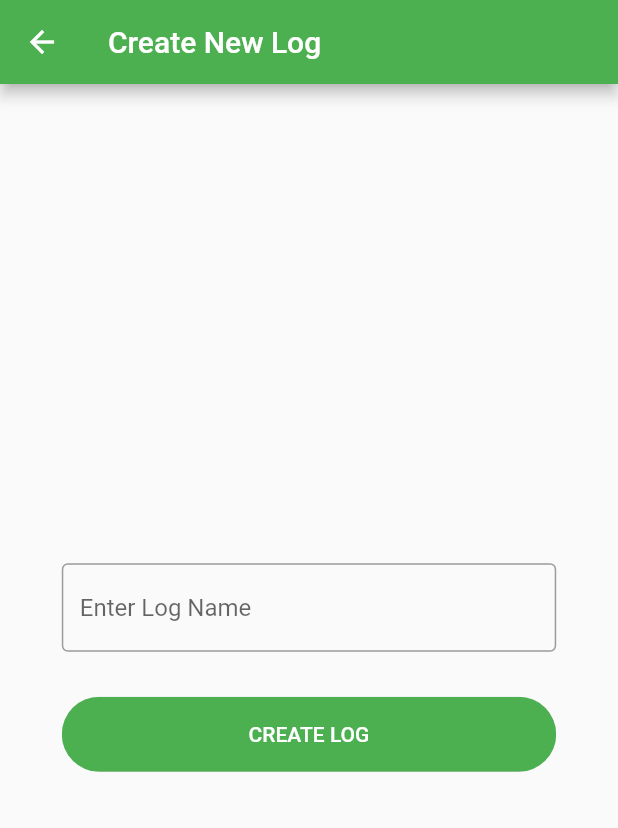
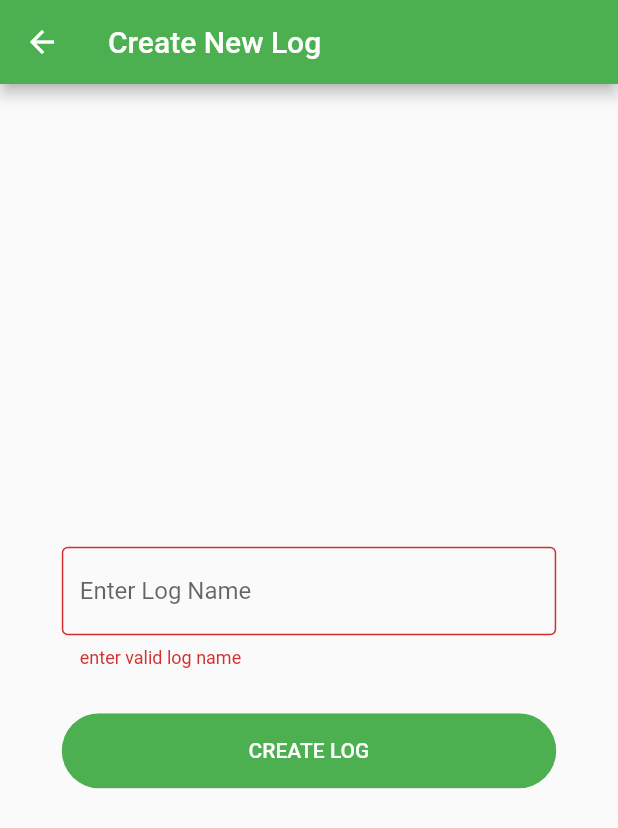
Before and after one commit to OwinoMumbo/Harvest-try, a Flutter app: the createL screen opened directly, after a tap on "CREATE LOG", on a phone screen of 412 x 824 dp. Shown: the top 828 px of the screen. Run offline on Flutter 3.47's test engine with Material 2 defaults, Android fonts, the phone set to English and light mode, and no system bars; our stand-ins replace fluttertoast, shared_preferences; missing offline and left inert: dart:ffi; accounts and stored records are empty.

Commit message:
Add files via upload

```diff
--- a/lib/create_log.dart
+++ b/lib/create_log.dart
@@ -2,6 +2,7 @@
 // ignore_for_file: camel_case_types
 
 import 'package:flutter/material.dart';
+import 'package:harvest/ViewLog.dart';
 import 'package:shared_preferences/shared_preferences.dart';
 
 import 'join_log.dart';
@@ -35,6 +36,8 @@ class _createL extends State<createL>{
 
 		body: Container(
 		padding: EdgeInsets.only( top: /*MediaQuery.of(context).size.height * 0.15*/ 0),
+		child: Form(
+			key: _globalkey,
 			child: Center(
 			child: Column(
 				mainAxisAlignment: MainAxisAlignment.center,
@@ -50,7 +53,7 @@ class _createL extends State<createL>{
 						TextFormField(
 						keyboardType: TextInputType.text,
 						controller: logname,
-                      decoration: InputDecoration(
+						decoration: const InputDecoration(
 							border: OutlineInputBorder(),
 							hintText:"Enter Log Name"
 						),
@@ -81,26 +84,29 @@ class _createL extends State<createL>{
 									final prefs = await SharedPreferences.getInstance();
 									final String? farmer_id = prefs.getString('farmer_id');
 
-                                  print(farmer_id);
-
-
 									var finalRes;
 									http.Response response = await http.post(Uri.parse("http://10.100.15.123/createlog.php"),
 										body: ({
-                                        'log_name': LogName,
-                                        'farmer_id' : farmer_id
+											'logname': LogName,
+											'farmerid' : farmer_id
 										})
 
 									);
 									if(response.statusCode == 200){
 										finalRes = response.body;
 										print(finalRes);
+
+										if(finalRes.toString().characters.characterAt(1) == 'C'){
+										Navigator.push(context,
+										MaterialPageRoute(builder: (context) {
+											return const ViewLog();
+											},
+											),
+										);
+										}
 									}
 
-                                  Navigator.push(context,
-                                    MaterialPageRoute(builder: (context) {
-                                      return const joinL();
-                                    },),);
+
 									}
 								},
 								child: const Text("CREATE LOG"),
@@ -120,6 +126,7 @@ class _createL extends State<createL>{
 
 			),//column
 
+			),
 		),//center
 
 		),//padding
```
Lines whose indentation alone changed are shown as unchanged.
